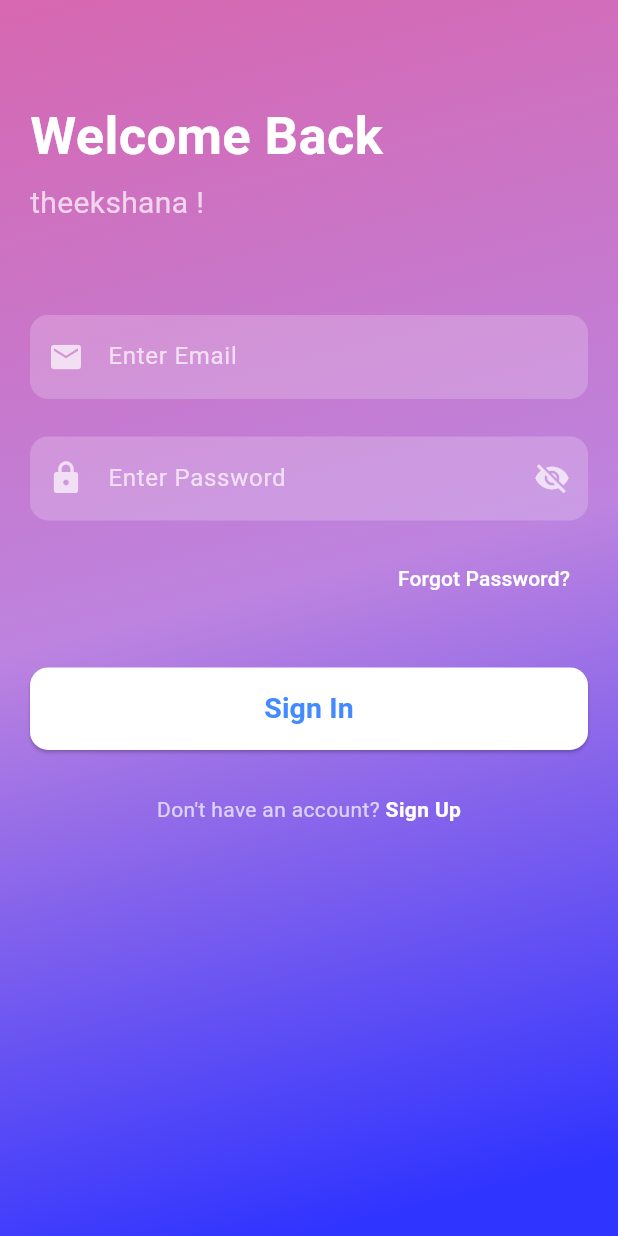
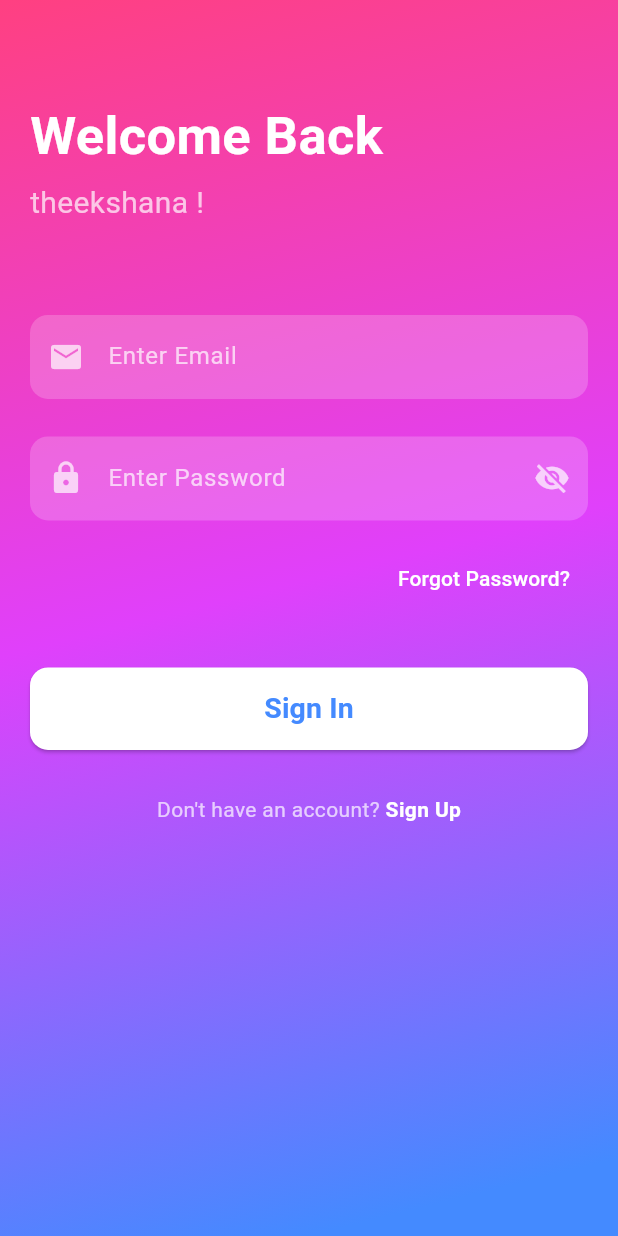
Before and after one commit to Theekshana1999/Social-Media-App, a Flutter app: the screen it shows after launch, on a phone screen of 412 x 824 dp. Run offline on Flutter 3.47's test engine with Material 3 defaults, Android fonts, the phone set to English and light mode, and no system bars.

Commit message:
Add color update

```diff
--- a/lib/Screen/signin_screen.dart
+++ b/lib/Screen/signin_screen.dart
@@ -24,9 +24,9 @@ class _SignInScreenState extends State<SignInScreen> {
           decoration: BoxDecoration(
             gradient: LinearGradient(
               colors: [
-                hexStringToColor('D767B0'),
-                hexStringToColor('BD83DF'),
-                hexStringToColor('3034FF'),
+                Colors.pinkAccent,
+                Colors.purpleAccent,
+                Colors.blueAccent,
               ],
               begin: Alignment.topLeft,
               end: Alignment.bottomCenter,
```
